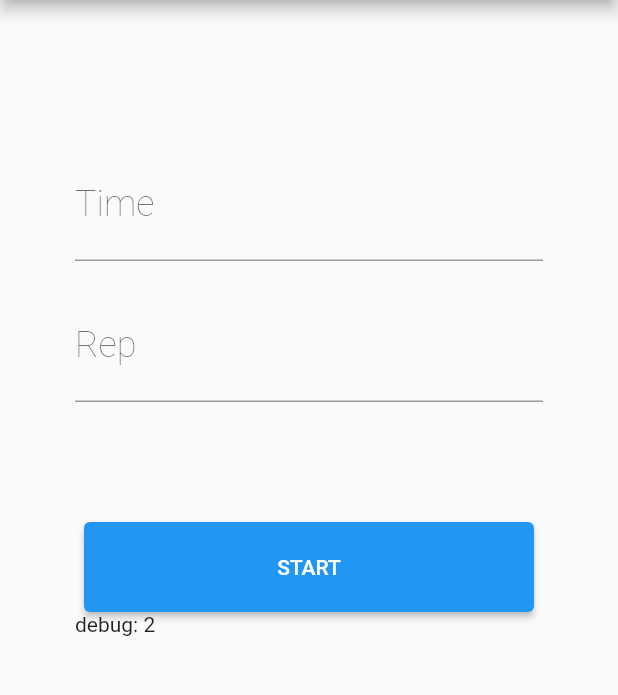
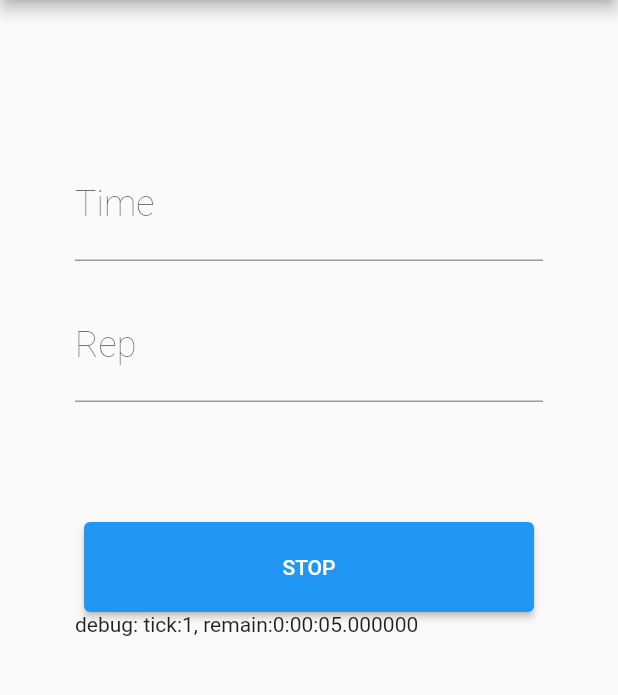
Before and after one commit to kappa-lab/interval_timer_flutter, a Flutter app: the screen it shows after launch, after a tap on "START", on a phone screen of 412 x 824 dp, the part 84-779 px from its top. Run offline on Flutter 3.47's test engine with Material 2 defaults, Android fonts, the light colour scheme and no system bars; our stand-ins replace wakelock.

Commit message:
count down

```diff
--- a/lib/main.dart
+++ b/lib/main.dart
@@ -1,3 +1,5 @@
+import 'dart:async';
+
 import 'package:flutter/material.dart';
 import 'package:interval_timer/workout.dart';
 import 'package:wakelock/wakelock.dart';
@@ -11,7 +13,7 @@ class MyApp extends StatelessWidget {
 
   @override
   Widget build(BuildContext context) {
-    Wakelock.enable();
+    // Wakelock.enable();
 
     return MaterialApp(
       title: 'INTERVAL TIMER',
@@ -33,7 +35,10 @@ class MyHomePage extends StatefulWidget {
 }
 
 class _MyHomePageState extends State<MyHomePage> {
-  WorkOut data = WorkOut(1, 1);
+  bool running = false;
+  WorkOut data = WorkOut(const Duration(seconds: 5), 1);
+  late WorkOutTimer timer;
+  String debugMsg = "";
 
   @override
   Widget build(BuildContext context) {
@@ -80,8 +85,8 @@ class _MyHomePageState extends State<MyHomePage> {
                         child: ElevatedButton(
                             key: null,
                             onPressed: onStartPressed,
-                            child: const Text("START")))),
-                Text("debug: ${data.reps}"),
+                            child: Text(running ? "STOP" : "START")))),
+                Text("debug: $debugMsg"),
               ]),
           padding: const EdgeInsets.fromLTRB(50.0, 100.0, 50.0, 100.0),
           alignment: Alignment.center,
@@ -92,7 +97,26 @@ class _MyHomePageState extends State<MyHomePage> {
 
   void onStartPressed() {
     setState(() {
-      data = data.increment();
+      running = !running;
+      if (running) {
+        data = data;
+        timer = WorkOutTimer(data.time, onComplete, onTick);
+        timer.start();
+      } else {
+        timer.stop();
+      }
+    });
+  }
+
+  void onComplete() {
+    setState(() {
+      debugMsg = debugMsg + "---> comp";
+    });
+  }
+
+  void onTick(Timer timer, Duration remain) {
+    setState(() {
+      debugMsg = "tick:${timer.tick}, remain:$remain";
     });
   }
 }
--- a/lib/workout.dart
+++ b/lib/workout.dart
@@ -1,5 +1,7 @@
+import 'dart:async';
+
 class WorkOut {
-  final int time;
+  final Duration time;
   final int reps;
 
   WorkOut(this.time, this.reps);
@@ -8,3 +10,34 @@ class WorkOut {
     return WorkOut(time, reps + 1);
   }
 }
+
+class WorkOutTimer {
+  final Duration _duration;
+  final Duration _tickInterval = const Duration(seconds: 1);
+  Timer? timer;
+  Timer? ticker;
+  void Function() onComplete;
+  void Function(Timer timer, Duration remain) onTick;
+
+  WorkOutTimer(this._duration, this.onComplete, this.onTick);
+
+  void start() {
+    timer = Timer(_duration, _onComplete);
+    ticker = Timer.periodic(_tickInterval, _onTick);
+  }
+
+  void stop() {
+    timer?.cancel();
+    ticker?.cancel();
+  }
+
+  void _onComplete() {
+    onComplete.call();
+    ticker?.cancel();
+  }
+
+  void _onTick(Timer timer) {
+    final Duration remain = Duration(seconds: _duration.inSeconds);
+    onTick.call(timer, remain);
+  }
+}
```
